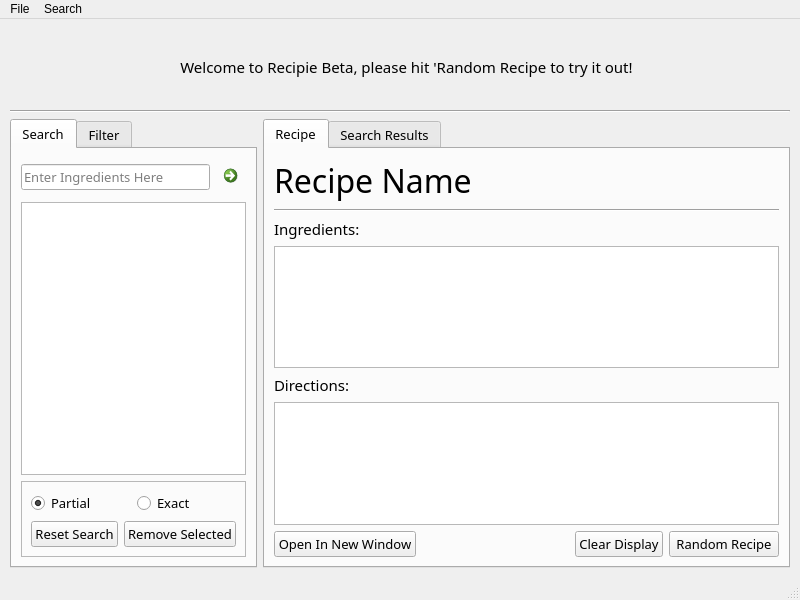
Before: the Qt Designer form testing/recipie_test/mainwindow.ui in starshine-bcit/Recipie, drawn with Qt 5.
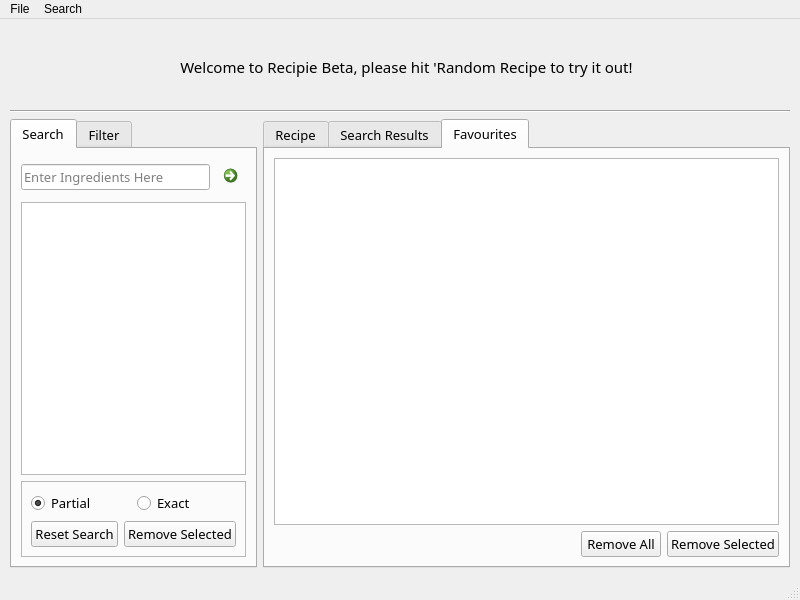
After: the same form once the commit is applied. Icons and pictures are not drawn.

Commit message: Add favourites functionality

What changed in the file:
```diff
--- a/testing/recipie_test/mainwindow.ui
+++ b/testing/recipie_test/mainwindow.ui
@@ -390,7 +390,7 @@
          </font>
         </property>
         <property name="currentIndex">
-         <number>0</number>
+         <number>2</number>
         </property>
         <property name="usesScrollButtons">
          <bool>false</bool>
@@ -561,7 +561,7 @@
                </font>
               </property>
               <property name="text">
-               <string>Open In New Window</string>
+               <string>New Window</string>
               </property>
               <property name="shortcut">
                <string>Ctrl+O</string>
@@ -645,6 +645,57 @@
           </item>
          </layout>
         </widget>
+        <widget class="QWidget" name="tabFavouritesDisplay">
+         <attribute name="title">
+          <string>Favourites</string>
+         </attribute>
+         <layout class="QVBoxLayout" name="verticalLayout_8">
+          <item>
+           <widget class="QListWidget" name="listWidgetFavouriteRecipes">
+            <property name="editTriggers">
+             <set>QAbstractItemView::NoEditTriggers</set>
+            </property>
+            <property name="showDropIndicator" stdset="0">
+             <bool>true</bool>
+            </property>
+            <property name="selectionMode">
+             <enum>QAbstractItemView::MultiSelection</enum>
+            </property>
+           </widget>
+          </item>
+          <item>
+           <layout class="QHBoxLayout" name="horizontalLayout_3">
+            <item>
+             <spacer name="horizontalSpacer_4">
+              <property name="orientation">
+               <enum>Qt::Horizontal</enum>
+              </property>
+              <property name="sizeHint" stdset="0">
+               <size>
+                <width>40</width>
+                <height>20</height>
+               </size>
+              </property>
+             </spacer>
+            </item>
+            <item>
+             <widget class="QPushButton" name="pushButtonRemoveAllFavourites">
+              <property name="text">
+               <string>Remove All</string>
+              </property>
+             </widget>
+            </item>
+            <item>
+             <widget class="QPushButton" name="pushButtonRemoveSelectedFavourites">
+              <property name="text">
+               <string>Remove Selected</string>
+              </property>
+             </widget>
+            </item>
+           </layout>
+          </item>
+         </layout>
+        </widget>
        </widget>
       </item>
      </layout>
```
Left out of the diff: 13 changed lines with no effect on the pictures. The commit also changes 4 other files.
